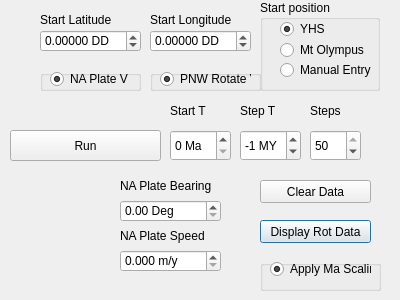
Qt form pnw_rotation_py/pnw_rotation_py_dialog_base.ui (DrStriate/Geology) before a commit.
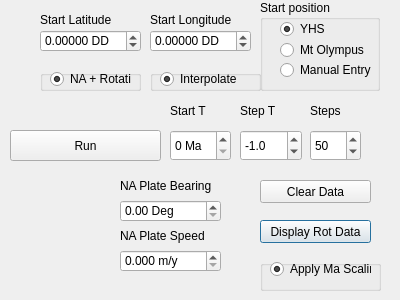
The same form after that commit.

Patch:
```diff
--- a/pnw_rotation_py/pnw_rotation_py_dialog_base.ui
+++ b/pnw_rotation_py/pnw_rotation_py_dialog_base.ui
@@ -148,28 +148,6 @@
     <string>Start Longitude</string>
    </property>
   </widget>
-  <widget class="QSpinBox" name="sbStepMy">
-   <property name="geometry">
-    <rect>
-     <x>240</x>
-     <y>130</y>
-     <width>61</width>
-     <height>31</height>
-    </rect>
-   </property>
-   <property name="suffix">
-    <string> MY</string>
-   </property>
-   <property name="minimum">
-    <number>-50</number>
-   </property>
-   <property name="maximum">
-    <number>50</number>
-   </property>
-   <property name="value">
-    <number>-1</number>
-   </property>
-  </widget>
   <widget class="QGroupBox" name="groupBox">
    <property name="geometry">
     <rect>
@@ -195,7 +173,7 @@
      <number>9</number>
     </property>
     <property name="text">
-     <string>NA Plate V</string>
+     <string>NA + Rotation</string>
     </property>
     <property name="checked">
      <bool>true</bool>
@@ -227,7 +205,7 @@
      <number>-3</number>
     </property>
     <property name="text">
-     <string>PNW Rotate V</string>
+     <string>Interpolate</string>
     </property>
     <property name="checked">
      <bool>true</bool>
@@ -433,13 +411,13 @@
     <number>-1</number>
    </property>
    <property name="suffix">
-    <string> </string>
+    <string/>
    </property>
    <property name="minimum">
     <number>1</number>
    </property>
    <property name="maximum">
-    <number>50</number>
+    <number>999</number>
    </property>
    <property name="singleStep">
     <number>1</number>
@@ -536,6 +514,28 @@
     <string>Start T</string>
    </property>
   </widget>
+  <widget class="QDoubleSpinBox" name="spbStepMa">
+   <property name="geometry">
+    <rect>
+     <x>240</x>
+     <y>130</y>
+     <width>62</width>
+     <height>31</height>
+    </rect>
+   </property>
+   <property name="decimals">
+    <number>1</number>
+   </property>
+   <property name="minimum">
+    <double>-10.000000000000000</double>
+   </property>
+   <property name="maximum">
+    <double>10.000000000000000</double>
+   </property>
+   <property name="value">
+    <double>-1.000000000000000</double>
+   </property>
+  </widget>
  </widget>
  <resources/>
  <connections/>
```
Left out of the diff: 4 changed lines with no effect on the pictures.
